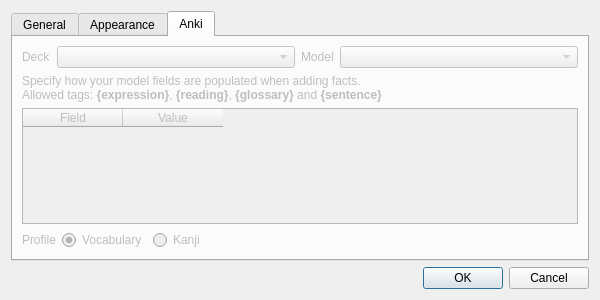
Qt form ui/preferences.ui (FooSoft/yomichan-anki) before a commit.
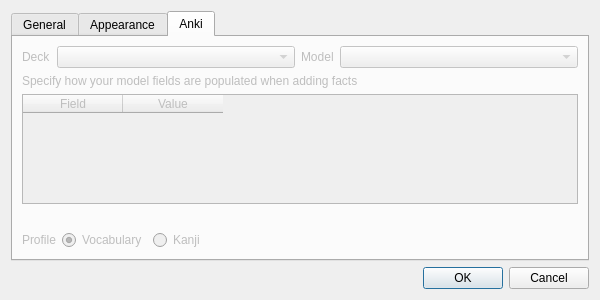
The same form after that commit. The open tabs and pages were chosen to show the change.

Commit message: Updating tags display on preferences

What changed in the file:
```diff
--- a/ui/preferences.ui
+++ b/ui/preferences.ui
@@ -177,7 +177,7 @@
        <item>
         <widget class="QLabel" name="label_11">
          <property name="text">
-          <string>&lt;html&gt;&lt;head/&gt;&lt;body&gt;&lt;p&gt;Specify how your model fields are populated when adding facts.&lt;br /&gt;Allowed tags: &lt;strong&gt;{expression}&lt;/strong&gt;, &lt;strong&gt;{reading}&lt;/strong&gt;, &lt;strong&gt;{glossary}&lt;/strong&gt; and &lt;strong&gt;{sentence}&lt;/p&gt;&lt;/body&gt;&lt;/html&gt;</string>
+          <string>Specify how your model fields are populated when adding facts</string>
          </property>
         </widget>
        </item>
@@ -195,6 +195,13 @@
          </column>
         </widget>
        </item>
+       <item>
+        <widget class="QLabel" name="labelTags">
+         <property name="text">
+          <string/>
+         </property>
+        </widget>
+       </item>
        <item>
         <layout class="QHBoxLayout" name="horizontalLayout_2">
          <item>
```
The commit also changes 5 other files.
